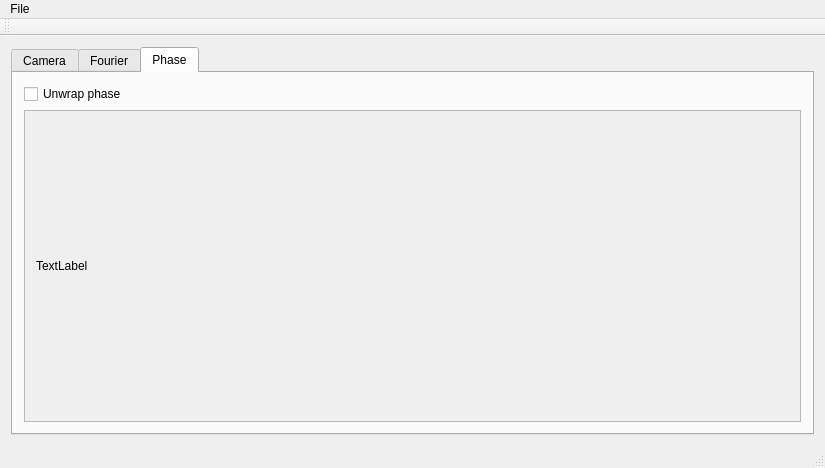
Qt form mainwindow.ui (stelzch/holmos-gui-qt) before a commit.
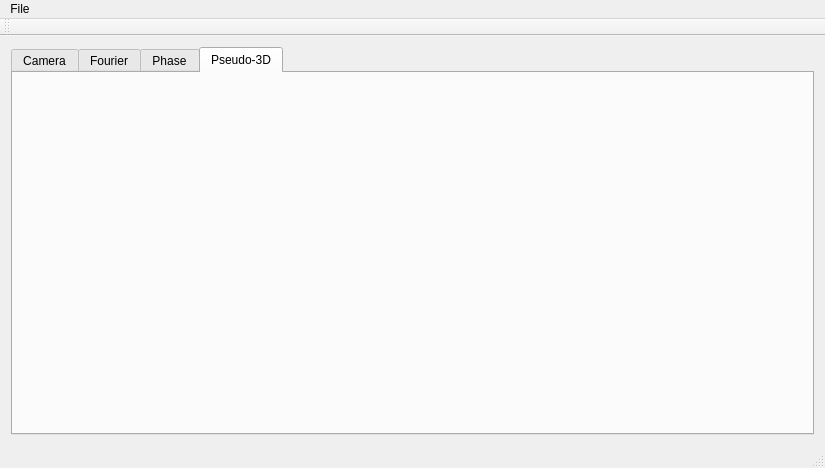
The same form after that commit.

Commit message: Pseudo-3D-View

```diff
--- a/mainwindow.ui
+++ b/mainwindow.ui
@@ -18,7 +18,7 @@
     <item>
      <widget class="QTabWidget" name="tabWidget">
       <property name="currentIndex">
-       <number>2</number>
+       <number>3</number>
       </property>
       <widget class="QWidget" name="tab">
        <attribute name="title">
@@ -206,6 +206,16 @@
         </item>
        </layout>
       </widget>
+      <widget class="QWidget" name="tab_4">
+       <attribute name="title">
+        <string>Pseudo-3D</string>
+       </attribute>
+       <layout class="QHBoxLayout" name="horizontalLayout_6">
+        <item>
+         <layout class="QVBoxLayout" name="verticalLayout_4"/>
+        </item>
+       </layout>
+      </widget>
      </widget>
     </item>
    </layout>
```
The commit also changes 11 other files.
